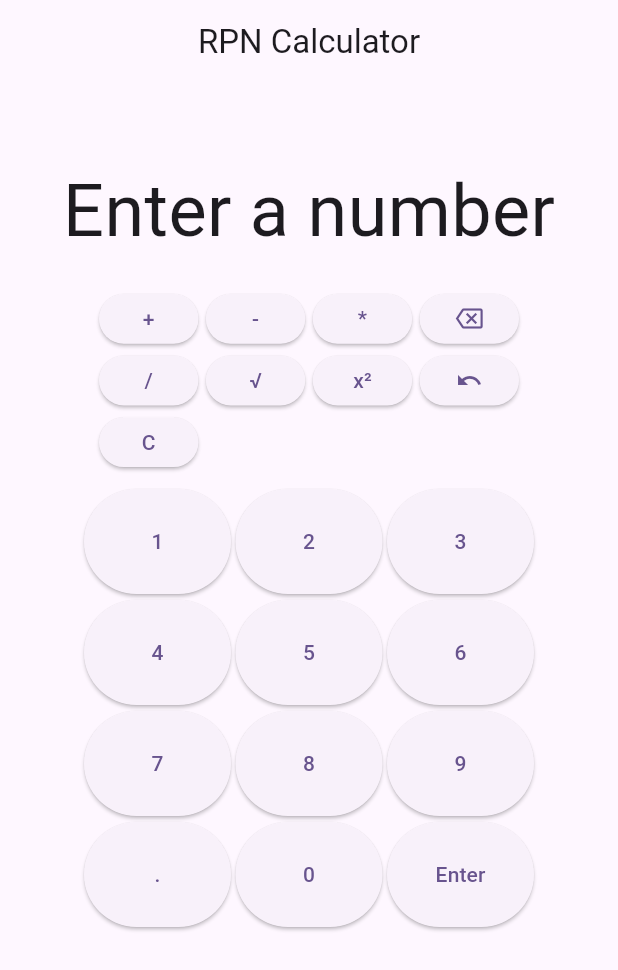
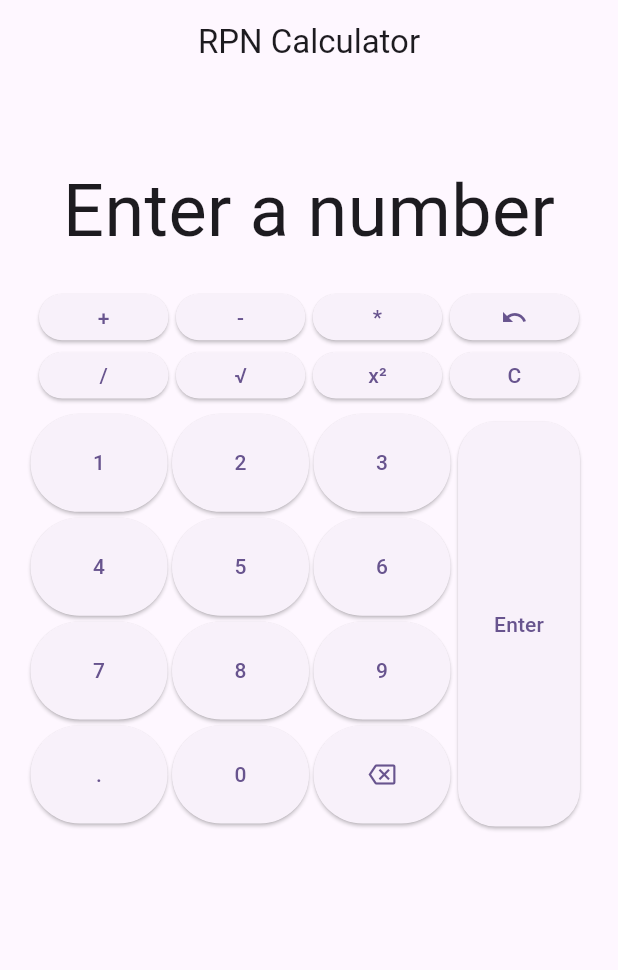
Before and after one commit to hoeeg79/reverse_cowgirl, a Flutter app: the screen it shows after launch, after a tap on the "backspace" icon, on a phone screen of 412 x 824 dp. Shown: the top 970 px of the screen. Run offline on Flutter 3.47's test engine with Material 3 defaults, Android fonts, the phone set to English and light mode, and no system bars.

Commit message:
flotte knapper

```diff
--- a/lib/calculator_screen.dart
+++ b/lib/calculator_screen.dart
@@ -63,14 +63,14 @@ class _CalculatorScreenState extends State<CalculatorScreen> {
               ],
             ),
             Container(
-              height: 130,
-              width: 280,
+              height: 80,
+              width: 360,
               child: GridView(
                 gridDelegate: const SliverGridDelegateWithFixedCrossAxisCount(
                   crossAxisCount: 4,
                   crossAxisSpacing: 5,
                   mainAxisSpacing: 8,
-                  childAspectRatio: 2,
+                  childAspectRatio: 2.8,
                 ),
                 children: [
                   ElevatedButton(
@@ -103,13 +103,12 @@ class _CalculatorScreenState extends State<CalculatorScreen> {
                   ElevatedButton(
                     onPressed: () {
                       setState(() {
-                          if (numberTyped) {
-                            inputNumber = inputNumber.substring(
-                                0, inputNumber.length - 1);
-                          }
+                        calculator.execute(undoCommand);
+                        lastResult = calculator.stack.last.toString();
                       });
                     },
-                      child: const Icon(Icons.backspace_outlined)),
+                    child: const Icon(Icons.undo),
+                  ),
                   ElevatedButton(
                     onPressed: () {
                       setState(() {
@@ -140,15 +139,6 @@ class _CalculatorScreenState extends State<CalculatorScreen> {
                   ElevatedButton(
                     onPressed: () {
                       setState(() {
-                        calculator.execute(undoCommand);
-                        lastResult = calculator.stack.last.toString();
-                      });
-                    },
-                    child: const Icon(Icons.undo),
-                  ),
-                  ElevatedButton(
-                    onPressed: () {
-                      setState(() {
                         calculator.stack.clear();
                         inputNumber = '';
                         lastResult = '';
@@ -159,11 +149,15 @@ class _CalculatorScreenState extends State<CalculatorScreen> {
                 ],
               ),
             ),
+            Row(
+              mainAxisAlignment: MainAxisAlignment.center,
+              children: [
                 Container(
-              height: 300,
-              width: 300,
+                  height: 280,
+                  width: 280,
                   child: GridView(
-                gridDelegate: const SliverGridDelegateWithFixedCrossAxisCount(
+                    gridDelegate:
+                        const SliverGridDelegateWithFixedCrossAxisCount(
                       crossAxisCount: 3,
                       crossAxisSpacing: 3,
                       mainAxisSpacing: 4,
@@ -207,15 +201,34 @@ class _CalculatorScreenState extends State<CalculatorScreen> {
                       ElevatedButton(
                           onPressed: () {
                             setState(() {
+                              if (numberTyped) {
+                                inputNumber = inputNumber.substring(
+                                    0, inputNumber.length - 1);
+                              }
+                            });
+                          },
+                          child: const Icon(Icons.backspace_outlined)),
+                    ],
+                  ),
+                ),
+                Container(
+                  height: 280,
+                  padding: EdgeInsets.all(5),
+                  child: ElevatedButton(
+                    style: ElevatedButton.styleFrom(
+                        shape: RoundedRectangleBorder(
+                            borderRadius: BorderRadius.circular(25))),
+                    onPressed: () {
+                      setState(() {
                         calculator.push(num.parse(inputNumber));
                         numberTyped = false;
                         inputNumber = '';
                       });
                     },
-                    child: const Text('Enter'),
+                    child: Text('Enter'),
                   ),
+                )
               ],
-              ),
             ),
           ],
         ));
```
Lines whose indentation alone changed are shown as unchanged.
